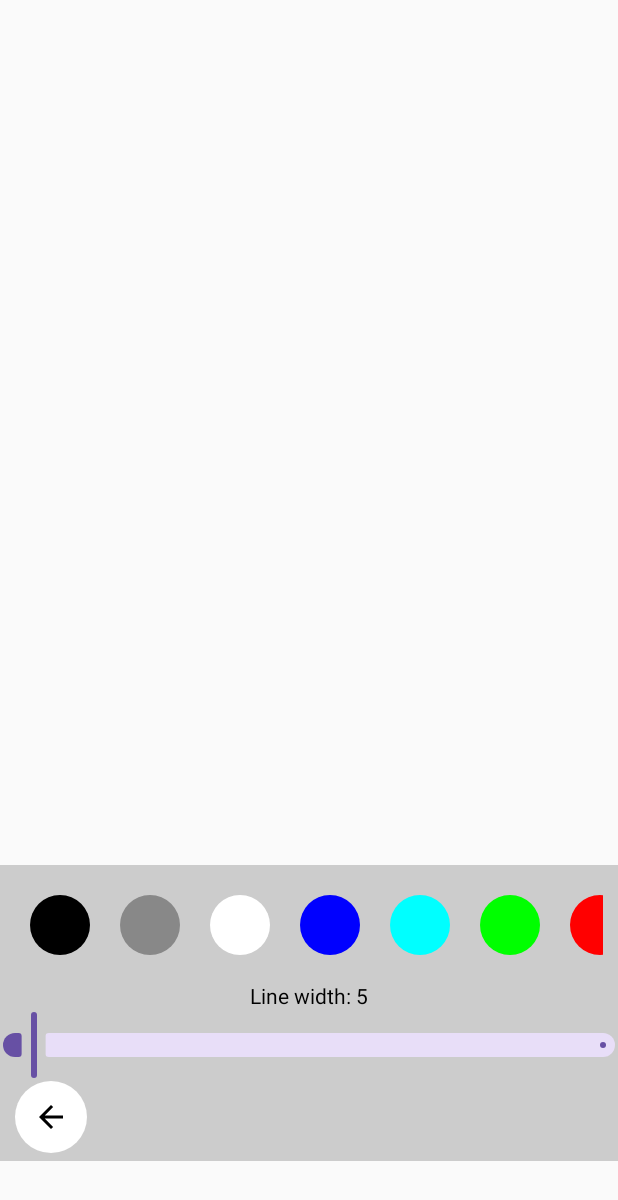
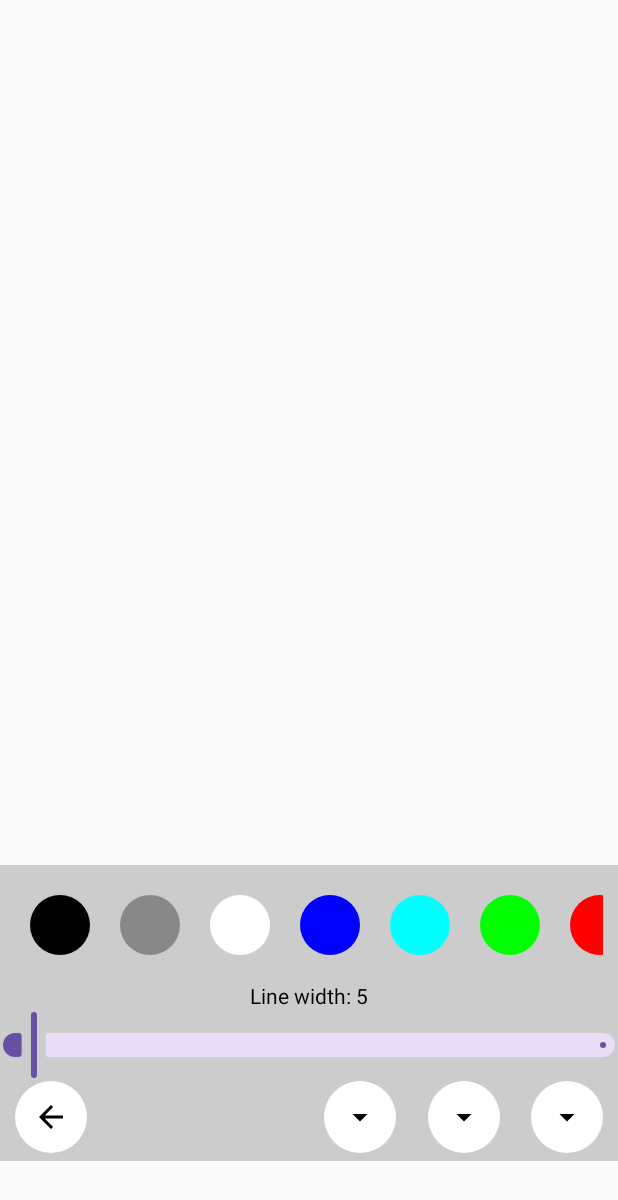
Before and after one commit to StasNikonov/Draw_app, an Android app built with Jetpack Compose: the screen it shows after launch (MainActivity), on a phone screen of 412 x 824 dp. Shown: the top 1200 px of the screen. Run offline under Robolectric (Android 15) with nearby library versions, the phone set to English and light mode, and no system bars.

Commit message:
Added the ability to choose the StrokeCap and fixed a bug with deleting an element after starting drawing

```diff
--- a/app/src/main/java/com/example/draw_app/BottomPanel.kt
+++ b/app/src/main/java/com/example/draw_app/BottomPanel.kt
@@ -1,5 +1,6 @@
 package com.example.draw_app
 
+import androidx.compose.foundation.Image
 import androidx.compose.foundation.background
 import androidx.compose.foundation.clickable
 import androidx.compose.foundation.layout.Arrangement
@@ -16,6 +17,7 @@ import androidx.compose.foundation.lazy.items
 import androidx.compose.foundation.shape.CircleShape
 import androidx.compose.material.icons.Icons
 import androidx.compose.material.icons.filled.ArrowBack
+import androidx.compose.material.icons.filled.ArrowDropDown
 import androidx.compose.material3.Icon
 import androidx.compose.material3.IconButton
 import androidx.compose.material3.Slider
@@ -31,12 +33,14 @@ import androidx.compose.ui.draw.clip
 import androidx.compose.ui.graphics.Color
 import androidx.compose.ui.graphics.StrokeCap
 import androidx.compose.ui.input.pointer.PointerIcon.Companion.Text
+import androidx.compose.ui.res.painterResource
 import androidx.compose.ui.unit.dp
 
 @Composable
 fun BottomPanel(onClick: (Color) -> Unit,
                 onLineWidthChange: (Float) -> Unit,
-                onBackClick: () -> Unit) {
+                onBackClick: () -> Unit,
+                onCapClick: (StrokeCap) -> Unit) {
     Column(
         modifier = Modifier
             .fillMaxWidth()
@@ -49,8 +53,10 @@ fun BottomPanel(onClick: (Color) -> Unit,
         CustomSlider { lineWidth ->
             onLineWidthChange(lineWidth)
         }
-        ButtonPanel {
+        ButtonPanel({
             onBackClick()
+        }) {cap ->
+            onCapClick(cap)
         }
         Spacer(modifier = Modifier.height(5.dp))
     }
@@ -103,10 +109,11 @@ fun CustomSlider(onChange: (Float) -> Unit){
 }
 
 @Composable
-fun ButtonPanel(onClick: () -> Unit){
+fun ButtonPanel(onClick: () -> Unit, onCapClick: (StrokeCap) -> Unit){
+    Row(modifier = Modifier.fillMaxWidth()) {
         Row(
             modifier = Modifier
-            .fillMaxWidth()
+                .fillMaxWidth(0.5f)
                 .padding(start = 10.dp, end = 10.dp),
             horizontalArrangement = Arrangement.SpaceBetween
         ){
@@ -118,7 +125,43 @@ fun ButtonPanel(onClick: () -> Unit){
                 }) {
                 Icon(Icons.Default.ArrowBack,
                     contentDescription = null)
-
+            }
+        }
+        Row(
+            modifier = Modifier
+                .fillMaxWidth()
+                .padding(start = 10.dp, end = 10.dp),
+            horizontalArrangement = Arrangement.SpaceBetween
+        ){
+            IconButton( modifier = Modifier
+                .clip(CircleShape)
+                .background(color = Color.White),
+                onClick = {
+                    onCapClick(StrokeCap.Square)
+                }) {
+                Icon(Icons.Default.ArrowDropDown,
+                    contentDescription = null)
+            }
+            IconButton( modifier = Modifier
+                .clip(CircleShape)
+                .background(color = Color.White),
+                onClick = {
+                    onCapClick(StrokeCap.Square)
+                }) {
+                Icon(Icons.Default.ArrowDropDown,
+                    contentDescription = null)
+            }
+            IconButton( modifier = Modifier
+                .clip(CircleShape)
+                .background(color = Color.White),
+                onClick = {
+                    onCapClick(StrokeCap.Butt)
+                }) {
+                Icon(Icons.Default.ArrowDropDown,
+                    contentDescription = null)
             }
         }
     }
+
+
+}
--- a/app/src/main/java/com/example/draw_app/MainActivity.kt
+++ b/app/src/main/java/com/example/draw_app/MainActivity.kt
@@ -17,6 +17,7 @@ import androidx.compose.runtime.remember
 import androidx.compose.runtime.snapshots.SnapshotStateList
 import androidx.compose.ui.Modifier
 import androidx.compose.ui.graphics.Path
+import androidx.compose.ui.graphics.StrokeCap
 import androidx.compose.ui.graphics.drawscope.Stroke
 import androidx.compose.ui.input.pointer.pointerInput
 
@@ -41,14 +42,18 @@ class MainActivity : ComponentActivity() {
                     },
                     {lineWidth ->
                         pathData.value = pathData.value.copy(
-                            lineWidth=lineWidth
+                            lineWidth = lineWidth
                         )
+                    },
+                    {pathList.removeIf{ pathD ->
+                            pathList[pathList.size - 1] == pathD
+                        }
                     }
                 )
-                {
-                    pathList.removeIf{ pathD ->
-                        pathList[pathList.size - 1] == pathD
-                    }
+                {cap ->
+                    pathData.value = pathData.value.copy(
+                        cap = cap
+                    )
                 }
             }
         }
@@ -65,6 +70,11 @@ fun DrawCanvas(pathData: MutableState<PathData>, pathList: SnapshotStateList<Pat
         .pointerInput(true) {
             detectDragGestures(
                 onDragStart = {
+                    pathList.add(
+                        pathData.value.copy(
+                            path = tempPath
+                        )
+                    )
                     tempPath = Path()
                 },
                 onDragEnd = {
@@ -99,7 +109,9 @@ fun DrawCanvas(pathData: MutableState<PathData>, pathList: SnapshotStateList<Pat
         pathList.forEach{pathData ->
             drawPath(pathData.path,
                 color = pathData.color,
-                style = Stroke(pathData.lineWidth))
+                style = Stroke(
+                    pathData.lineWidth,
+                    cap = pathData.cap))
         }
     }
 }
--- a/app/src/main/java/com/example/draw_app/PathData.kt
+++ b/app/src/main/java/com/example/draw_app/PathData.kt
@@ -2,9 +2,11 @@ package com.example.draw_app
 
 import androidx.compose.ui.graphics.Color
 import androidx.compose.ui.graphics.Path
+import androidx.compose.ui.graphics.StrokeCap
 
 data class PathData(
     val path: Path = Path(),
     val color: Color = Color.Black,
-    val lineWidth: Float = 5f
+    val lineWidth: Float = 5f,
+    val cap: StrokeCap = StrokeCap.Round
     )
```
Lines whose indentation alone changed are shown as unchanged.
